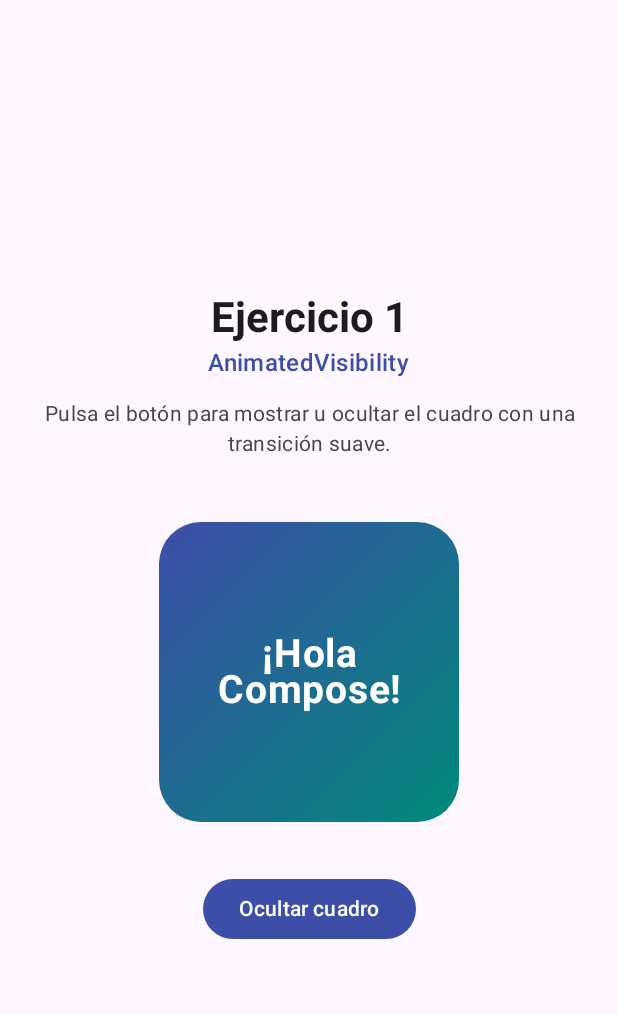
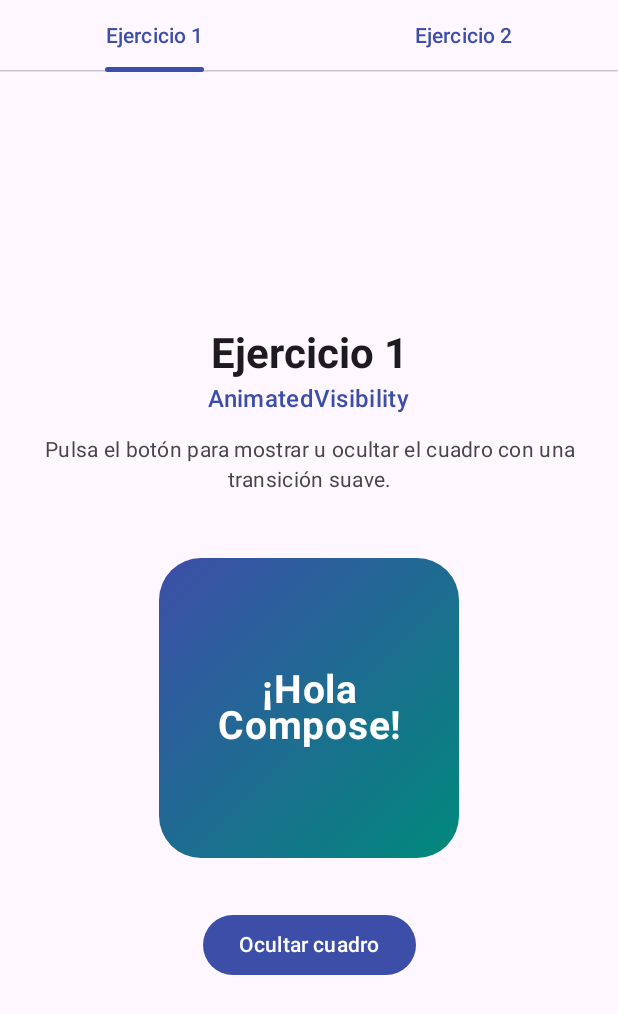
Before and after one commit to RuthSurco/lab_13_moviles, an Android app built with Jetpack Compose: the screen it shows after launch (MainActivity), on a phone screen of 412 x 824 dp. Shown: the top 1014 px of the screen. Run offline under Robolectric (Android 15) with nearby library versions, the phone set to English and light mode, and no system bars.

Commit message:
feat: implementar el Ejercicio 2 con animateColorAsState
Se agrega la pantalla que cambia el color de un cuadro entre azul y verde usando animateColorAsState, con opciones de animacion tween y spring. Tambien se agrega un menu para navegar entre los ejercicios.

```diff
--- /dev/null
+++ b/app/src/main/java/com/tecsup/lab13animaciones/Lab13App.kt
@@ -0,0 +1,49 @@
+package com.tecsup.lab13animaciones
+
+import androidx.compose.foundation.layout.Column
+import androidx.compose.foundation.layout.fillMaxSize
+import androidx.compose.foundation.layout.statusBarsPadding
+import androidx.compose.material3.PrimaryTabRow
+import androidx.compose.material3.Tab
+import androidx.compose.material3.Text
+import androidx.compose.runtime.Composable
+import androidx.compose.runtime.getValue
+import androidx.compose.runtime.mutableStateOf
+import androidx.compose.runtime.saveable.rememberSaveable
+import androidx.compose.runtime.setValue
+import androidx.compose.ui.Modifier
+import com.tecsup.lab13animaciones.ui.exercises.Exercise1VisibilityScreen
+import com.tecsup.lab13animaciones.ui.exercises.Exercise2ColorScreen
+
+/**
+ * Contenedor principal del laboratorio. Permite navegar entre los ejercicios
+ * a medida que se van implementando.
+ */
+@Composable
+fun Lab13App() {
+    var selectedTab by rememberSaveable { mutableStateOf(0) }
+
+    Column(
+        modifier = Modifier
+            .fillMaxSize()
+            .statusBarsPadding()
+    ) {
+        PrimaryTabRow(selectedTabIndex = selectedTab) {
+            Tab(
+                selected = selectedTab == 0,
+                onClick = { selectedTab = 0 },
+                text = { Text("Ejercicio 1") }
+            )
+            Tab(
+                selected = selectedTab == 1,
+                onClick = { selectedTab = 1 },
+                text = { Text("Ejercicio 2") }
+            )
+        }
+
+        when (selectedTab) {
+            0 -> Exercise1VisibilityScreen()
+            else -> Exercise2ColorScreen()
+        }
+    }
+}
--- a/app/src/main/java/com/tecsup/lab13animaciones/MainActivity.kt
+++ b/app/src/main/java/com/tecsup/lab13animaciones/MainActivity.kt
@@ -8,7 +8,6 @@ import androidx.compose.foundation.layout.fillMaxSize
 import androidx.compose.material3.MaterialTheme
 import androidx.compose.material3.Surface
 import androidx.compose.ui.Modifier
-import com.tecsup.lab13animaciones.ui.exercises.Exercise1VisibilityScreen
 import com.tecsup.lab13animaciones.ui.theme.Lab13Theme
 
 class MainActivity : ComponentActivity() {
@@ -21,7 +20,7 @@ class MainActivity : ComponentActivity() {
                     modifier = Modifier.fillMaxSize(),
                     color = MaterialTheme.colorScheme.background
                 ) {
-                    Exercise1VisibilityScreen()
+                    Lab13App()
                 }
             }
         }
```
Also changed, not shown: app/src/main/java/com/tecsup/lab13animaciones/ui/exercises/Exercise2ColorScreen.kt (added, +154 -0 lines), 1 other file.
